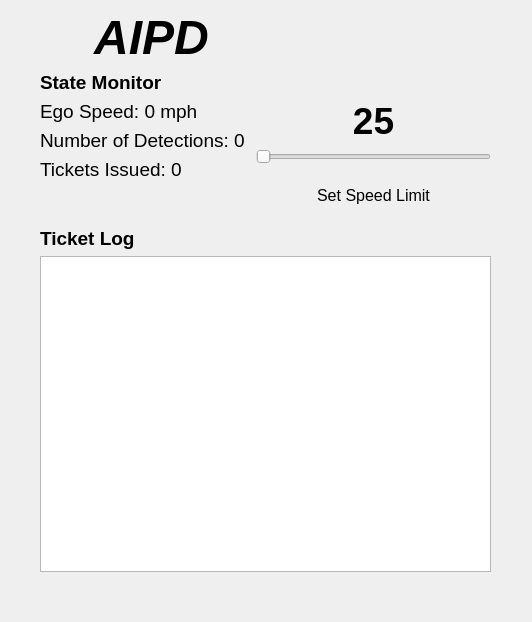
Above: aipd_panel/resource/aipd_panel.ui from linklab-uva/aipd before the change. Below: the same form after it.
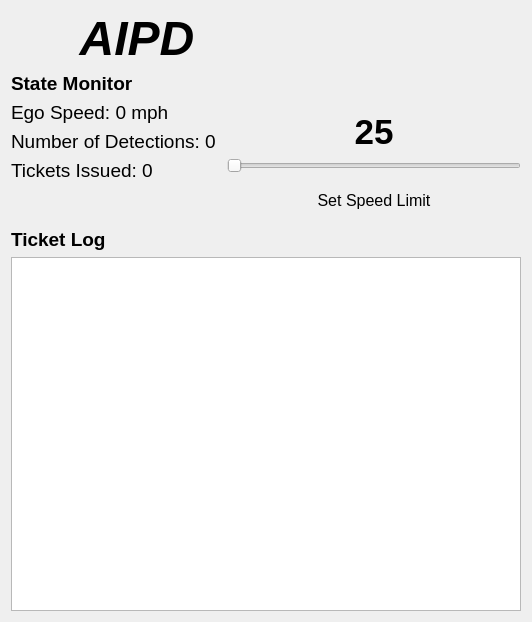
That is the form after the change. Icons and pictures are not drawn.

Commit message: made panel design responsive sans speed limit sign

```diff
--- a/aipd_panel/resource/aipd_panel.ui
+++ b/aipd_panel/resource/aipd_panel.ui
@@ -13,15 +13,8 @@
   <property name="windowTitle">
    <string>Form</string>
   </property>
-  <widget class="QWidget" name="">
-   <property name="geometry">
-    <rect>
-     <x>40</x>
-     <y>10</y>
-     <width>451</width>
-     <height>562</height>
-    </rect>
-   </property>
+  <layout class="QHBoxLayout" name="horizontalLayout_3">
+   <item>
    <layout class="QVBoxLayout" name="verticalLayout_5">
     <item>
      <layout class="QHBoxLayout" name="horizontalLayout">
@@ -82,17 +75,17 @@
        <layout class="QVBoxLayout" name="verticalLayout_4">
         <item>
          <layout class="QGridLayout" name="gridLayout">
-          <item row="0" column="0" rowspan="2" colspan="2">
-           <widget class="QLabel" name="label">
-            <property name="text">
-             <string>&lt;html&gt;&lt;head/&gt;&lt;body&gt;&lt;p align=&quot;center&quot;&gt;&lt;img src=&quot;:/images/sign.png&quot;/&gt;&lt;/p&gt;&lt;/body&gt;&lt;/html&gt;</string>
-            </property>
-           </widget>
-          </item>
           <item row="1" column="0" colspan="2">
            <widget class="QLabel" name="speed_limit">
             <property name="text">
-             <string>&lt;html&gt;&lt;head/&gt;&lt;body&gt;&lt;p align=&quot;center&quot;&gt;&lt;span style=&quot; font-size:28pt; font-weight:600;&quot;&gt;25&lt;/span&gt;&lt;/p&gt;&lt;/body&gt;&lt;/html&gt;</string>
+              <string>&lt;html&gt;&lt;head/&gt;&lt;body&gt;&lt;p align=&quot;center&quot;&gt;&lt;br/&gt;&lt;/p&gt;&lt;p align=&quot;center&quot;&gt;&lt;span style=&quot; font-size:26pt; font-weight:600;&quot;&gt;25&lt;/span&gt;&lt;/p&gt;&lt;/body&gt;&lt;/html&gt;</string>
+             </property>
+            </widget>
+           </item>
+           <item row="1" column="0" colspan="2">
+            <widget class="QLabel" name="sign">
+             <property name="text">
+              <string>&lt;html&gt;&lt;head/&gt;&lt;body&gt;&lt;p align=&quot;center&quot;&gt;&lt;img src=&quot;:/images/sign.png&quot;/&gt;&lt;/p&gt;&lt;/body&gt;&lt;/html&gt;</string>
             </property>
            </widget>
           </item>
@@ -135,7 +128,8 @@
      </layout>
     </item>
    </layout>
-  </widget>
+   </item>
+  </layout>
  </widget>
  <resources>
   <include location="resource.qrc"/>
```
Left out of the diff: 2 changed lines with no effect on the pictures. Lines whose indentation alone changed are shown as unchanged. The commit also changes 1 other file.
